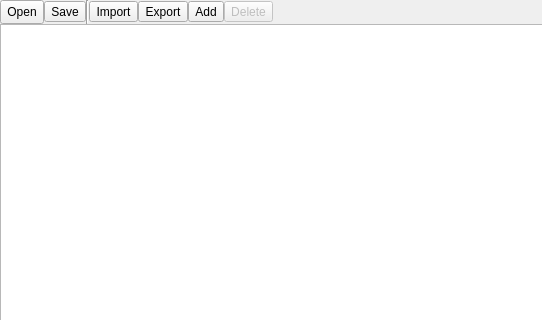
Qt form app/MainWindow.ui (choosyg/WerkzeugListeEstlcam) before a commit; both pictures show x 0 to 542 and y 0 to 320 of the 1280 by 600 pixel window.
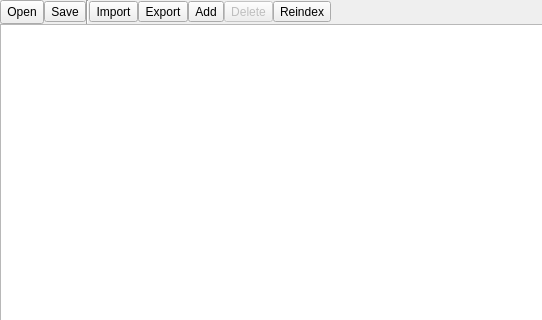
The same form after that commit.

Commit message: Added reindex button

What changed in the file:
```diff
--- a/app/MainWindow.ui
+++ b/app/MainWindow.ui
@@ -99,6 +99,13 @@
         </property>
        </widget>
       </item>
+      <item>
+       <widget class="QToolButton" name="reindexButton">
+        <property name="text">
+         <string>Reindex</string>
+        </property>
+       </widget>
+      </item>
       <item>
        <spacer name="horizontalSpacer">
         <property name="orientation">
```
The commit also changes 2 other files.
